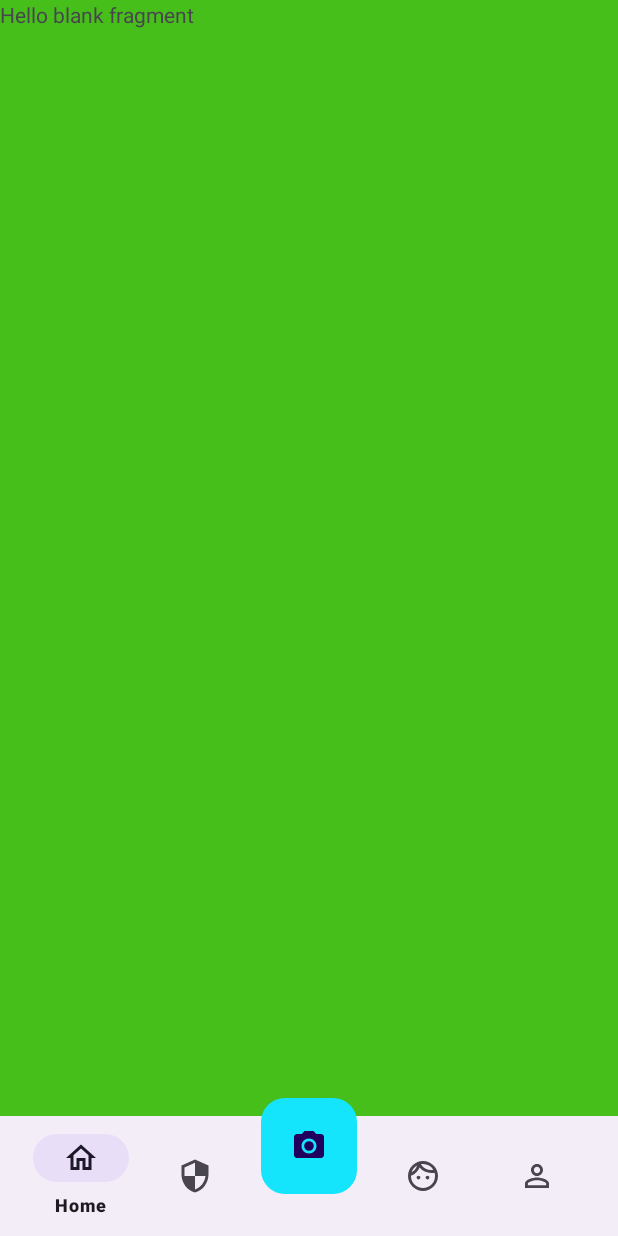
After one commit to princeraj-pr/Plant-Disease-Identification-App, an Android app: the fragment DiagnoseFragment placed in its activity, on a phone screen of 412 x 824 dp. The commit adds this screen. Run offline under Robolectric (Android 15) with nearby library versions, the phone set to English and light mode, and no system bars.

Commit message:
feat: Fragments add for bottom navigation bar in plant activity
4 fragments add in Plant activity
- Home fragment
- Diagnose fragment
- MyPlant fragment
- Account fragment

```diff
--- a/app/src/main/AndroidManifest.xml
+++ b/app/src/main/AndroidManifest.xml
@@ -25,7 +25,7 @@
             android:name=".CameraActivity"
             android:exported="false" />
         <activity
-            android:name=".HomeActivity"
+            android:name=".PlantActivity"
             android:exported="false" />
         <activity
             android:name=".SignUpActivity"
--- /dev/null
+++ b/app/src/main/java/com/sih23/plantdiseaseidentifiers/DiagnoseFragment.java
@@ -0,0 +1,64 @@
+package com.sih23.plantdiseaseidentifiers;
+
+import android.os.Bundle;
+
+import androidx.fragment.app.Fragment;
+
+import android.view.LayoutInflater;
+import android.view.View;
+import android.view.ViewGroup;
+
+/**
+ * A simple {@link Fragment} subclass.
+ * Use the {@link DiagnoseFragment#newInstance} factory method to
+ * create an instance of this fragment.
+ */
+public class DiagnoseFragment extends Fragment {
+
+    // TODO: Rename parameter arguments, choose names that match
+    // the fragment initialization parameters, e.g. ARG_ITEM_NUMBER
+    private static final String ARG_PARAM1 = "param1";
+    private static final String ARG_PARAM2 = "param2";
+
+    // TODO: Rename and change types of parameters
+    private String mParam1;
+    private String mParam2;
+
+    public DiagnoseFragment() {
+        // Required empty public constructor
+    }
+
+    /**
+     * Use this factory method to create a new instance of
+     * this fragment using the provided parameters.
+     *
+     * @param param1 Parameter 1.
+     * @param param2 Parameter 2.
+     * @return A new instance of fragment DiagnoseFragment.
+     */
+    // TODO: Rename and change types and number of parameters
+    public static DiagnoseFragment newInstance(String param1, String param2) {
+        DiagnoseFragment fragment = new DiagnoseFragment();
+        Bundle args = new Bundle();
+        args.putString(ARG_PARAM1, param1);
+        args.putString(ARG_PARAM2, param2);
+        fragment.setArguments(args);
+        return fragment;
+    }
+
+    @Override
+    public void onCreate(Bundle savedInstanceState) {
+        super.onCreate(savedInstanceState);
+        if (getArguments() != null) {
+            mParam1 = getArguments().getString(ARG_PARAM1);
+            mParam2 = getArguments().getString(ARG_PARAM2);
+        }
+    }
+
+    @Override
+    public View onCreateView(LayoutInflater inflater, ViewGroup container,
+                             Bundle savedInstanceState) {
+        // Inflate the layout for this fragment
+        return inflater.inflate(R.layout.fragment_diagnose, container, false);
+    }
+}
--- /dev/null
+++ b/app/src/main/java/com/sih23/plantdiseaseidentifiers/HomeFragment.java
@@ -0,0 +1,64 @@
+package com.sih23.plantdiseaseidentifiers;
+
+import android.os.Bundle;
+
+import androidx.fragment.app.Fragment;
+
+import android.view.LayoutInflater;
+import android.view.View;
+import android.view.ViewGroup;
+
+/**
+ * A simple {@link Fragment} subclass.
+ * Use the {@link HomeFragment#newInstance} factory method to
+ * create an instance of this fragment.
+ */
+public class HomeFragment extends Fragment {
+
+    // TODO: Rename parameter arguments, choose names that match
+    // the fragment initialization parameters, e.g. ARG_ITEM_NUMBER
+    private static final String ARG_PARAM1 = "param1";
+    private static final String ARG_PARAM2 = "param2";
+
+    // TODO: Rename and change types of parameters
+    private String mParam1;
+    private String mParam2;
+
+    public HomeFragment() {
+        // Required empty public constructor
+    }
+
+    /**
+     * Use this factory method to create a new instance of
+     * this fragment using the provided parameters.
+     *
+     * @param param1 Parameter 1.
+     * @param param2 Parameter 2.
+     * @return A new instance of fragment HomeFragment.
+     */
+    // TODO: Rename and change types and number of parameters
+    public static HomeFragment newInstance(String param1, String param2) {
+        HomeFragment fragment = new HomeFragment();
+        Bundle args = new Bundle();
+        args.putString(ARG_PARAM1, param1);
+        args.putString(ARG_PARAM2, param2);
+        fragment.setArguments(args);
+        return fragment;
+    }
+
+    @Override
+    public void onCreate(Bundle savedInstanceState) {
+        super.onCreate(savedInstanceState);
+        if (getArguments() != null) {
+            mParam1 = getArguments().getString(ARG_PARAM1);
+            mParam2 = getArguments().getString(ARG_PARAM2);
+        }
+    }
+
+    @Override
+    public View onCreateView(LayoutInflater inflater, ViewGroup container,
+                             Bundle savedInstanceState) {
+        // Inflate the layout for this fragment
+        return inflater.inflate(R.layout.fragment_home, container, false);
+    }
+}
--- a/app/src/main/java/com/sih23/plantdiseaseidentifiers/LoginActivity.java
+++ b/app/src/main/java/com/sih23/plantdiseaseidentifiers/LoginActivity.java
@@ -32,7 +32,7 @@ public class LoginActivity extends AppCompatActivity {
             @Override
             public void onClick(View v) {
                 // Start home activity after user login successfully
-                Intent homeIntent = new Intent(getBaseContext(), HomeActivity.class);
+                Intent homeIntent = new Intent(getBaseContext(), PlantActivity.class);
                 startActivity(homeIntent);
                 // Destroy current activity after user login successfully
                 finish();
--- /dev/null
+++ b/app/src/main/java/com/sih23/plantdiseaseidentifiers/PlantActivity.java
@@ -0,0 +1,68 @@
+package com.sih23.plantdiseaseidentifiers;
+
+import androidx.annotation.NonNull;
+import androidx.appcompat.app.AppCompatActivity;
+import androidx.fragment.app.FragmentManager;
+
+import android.content.Intent;
+import android.os.Bundle;
+import android.view.MenuItem;
+
+import com.google.android.material.bottomnavigation.BottomNavigationView;
+import com.google.android.material.navigation.NavigationBarView;
+import com.sih23.plantdiseaseidentifiers.databinding.ActivityPlantBinding;
+
+public class PlantActivity extends AppCompatActivity implements NavigationBarView.OnItemSelectedListener {
+
+    private ActivityPlantBinding binding;
+
+    @Override
+    protected void onCreate(Bundle savedInstanceState) {
+        super.onCreate(savedInstanceState);
+        binding = ActivityPlantBinding.inflate(getLayoutInflater());
+        setContentView(binding.getRoot());
+
+        // Setup Bottom Navigation
+        BottomNavigationView bottomNavigationView = binding.bottomNavigationView;
+        bottomNavigationView.setBackground(null);
+        // Disable placeholder button in bottom navigation app bar
+        bottomNavigationView.getMenu().getItem(2).setEnabled(false);
+        bottomNavigationView.setOnItemSelectedListener(this);
+        bottomNavigationView.setSelectedItemId(R.id.home);
+
+        // Open camera activity
+        binding.cameraFab.setOnClickListener(v -> {
+            Intent cameraIntent = new Intent(getBaseContext(), CameraActivity.class);
+            startActivity(cameraIntent);
+        });
+    }
+
+    @Override
+    public boolean onNavigationItemSelected(@NonNull MenuItem item) {
+        int id = item.getItemId();
+        FragmentManager fragmentManager = getSupportFragmentManager();
+
+        if (id == R.id.home) {
+            fragmentManager.beginTransaction()
+                    .replace(R.id.frameLayout, HomeFragment.class, null)
+                    .commit();
+            return true;
+        } else if (id == R.id.diagnose) {
+            fragmentManager.beginTransaction()
+                    .replace(R.id.frameLayout, DiagnoseFragment.class, null)
+                    .commit();
+            return true;
+        } else if (id == R.id.my_plants) {
+            fragmentManager.beginTransaction()
+                    .replace(R.id.frameLayout, MyPlantFragment.class, null)
+                    .commit();
+            return true;
+        } else if (id == R.id.account) {
+            fragmentManager.beginTransaction()
+                    .replace(R.id.frameLayout, AccountFragment.class, null)
+                    .commit();
+            return true;
+        }
+        return false;
+    }
+}
--- a/app/src/main/res/layout/activity_home.xml
+++ b/app/src/main/res/layout/activity_plant.xml
@@ -4,7 +4,14 @@
     xmlns:tools="http://schemas.android.com/tools"
     android:layout_width="match_parent"
     android:layout_height="match_parent"
-    tools:context=".HomeActivity">
+    tools:context=".PlantActivity">
+
+    <androidx.fragment.app.FragmentContainerView
+        android:id="@+id/frameLayout"
+        android:name="com.sih23.plantdiseaseidentifiers.HomeFragment"
+        android:layout_width="match_parent"
+        android:layout_height="match_parent"
+        tools:layout="@layout/fragment_home"/>
 
     <com.google.android.material.bottomappbar.BottomAppBar
         android:id="@+id/bottomAppBar"
@@ -29,6 +36,7 @@
         android:contentDescription="@string/app_name"
         app:fabCustomSize="64dp"
         app:srcCompat="@drawable/ic_camera_24"
+        android:backgroundTint="@color/colorAccent"
         android:layout_marginBottom="20dp"
         app:layout_anchor="@id/bottomAppBar" />
 
--- /dev/null
+++ b/app/src/main/res/layout/fragment_diagnose.xml
@@ -0,0 +1,15 @@
+<?xml version="1.0" encoding="utf-8"?>
+<FrameLayout xmlns:android="http://schemas.android.com/apk/res/android"
+    xmlns:tools="http://schemas.android.com/tools"
+    android:layout_width="match_parent"
+    android:layout_height="match_parent"
+    android:background="#46BF1A"
+    tools:context=".DiagnoseFragment">
+
+    <!-- TODO: Update blank fragment layout -->
+    <TextView
+        android:layout_width="match_parent"
+        android:layout_height="match_parent"
+        android:text="@string/hello_blank_fragment" />
+
+</FrameLayout>
--- a/app/src/main/res/menu/bottom_nav_menu.xml
+++ b/app/src/main/res/menu/bottom_nav_menu.xml
@@ -1,5 +1,7 @@
 <?xml version="1.0" encoding="utf-8"?>
-<menu xmlns:android="http://schemas.android.com/apk/res/android">
+<menu xmlns:android="http://schemas.android.com/apk/res/android"
+    xmlns:tools="http://schemas.android.com/tools"
+    tools:context=".PlantActivity">
 
     <item
         android:id="@+id/home"
@@ -7,7 +9,7 @@
         android:title="Home" />
 
     <item
-        android:id="@+id/Search"
+        android:id="@+id/diagnose"
         android:icon="@drawable/ic_diagnose_24"
         android:title="Diagnose" />
 
@@ -16,12 +18,12 @@
         android:title="" />
 
     <item
-        android:id="@+id/Profile"
+        android:id="@+id/my_plants"
         android:icon="@drawable/ic_name_24"
         android:title="My Plants" />
 
     <item
-        android:id="@+id/Settings"
+        android:id="@+id/account"
         android:icon="@drawable/ic_user_24"
         android:title="Account" />
 
--- a/app/src/main/res/values/colors.xml
+++ b/app/src/main/res/values/colors.xml
@@ -3,6 +3,7 @@
     <color name="colorPrimary">#1BF0A3</color>
     <color name="black">#FF000000</color>
     <color name="white">#FFFFFFFF</color>
+    <color name="colorAccent">#15E4FD</color>
     <!-- Light mode color -->
     <color name="status_bar_light_mode_color">@color/white</color>
     <!-- Dark mode color -->
--- a/app/src/main/res/values/themes.xml
+++ b/app/src/main/res/values/themes.xml
@@ -4,7 +4,7 @@
         <!-- Customize your light theme here. -->
         <item name="colorPrimary">#18D38F</item>
         <item name="colorPrimaryVariant">#29C3FD</item>
-        <item name="colorAccent">#29C3FD</item>
+        <item name="colorAccent">@color/colorAccent</item>
         <item name="android:windowBackground">@color/white</item>
         <item name="android:statusBarColor">@color/status_bar_light_mode_color</item>
         <item name="android:windowLightStatusBar">true</item>
```
Also changed, not shown: app/src/main/java/com/sih23/plantdiseaseidentifiers/AccountFragment.java (added, +64 -0 lines), app/src/main/java/com/sih23/plantdiseaseidentifiers/HomeActivity.java (deleted, +0 -33 lines), app/src/main/java/com/sih23/plantdiseaseidentifiers/MyPlantFragment.java (added, +64 -0 lines), app/src/main/res/layout/fragment_account.xml (added, +15 -0 lines), app/src/main/res/layout/fragment_home.xml (added, +15 -0 lines), app/src/main/res/layout/fragment_my_plant.xml (added, +15 -0 lines).
